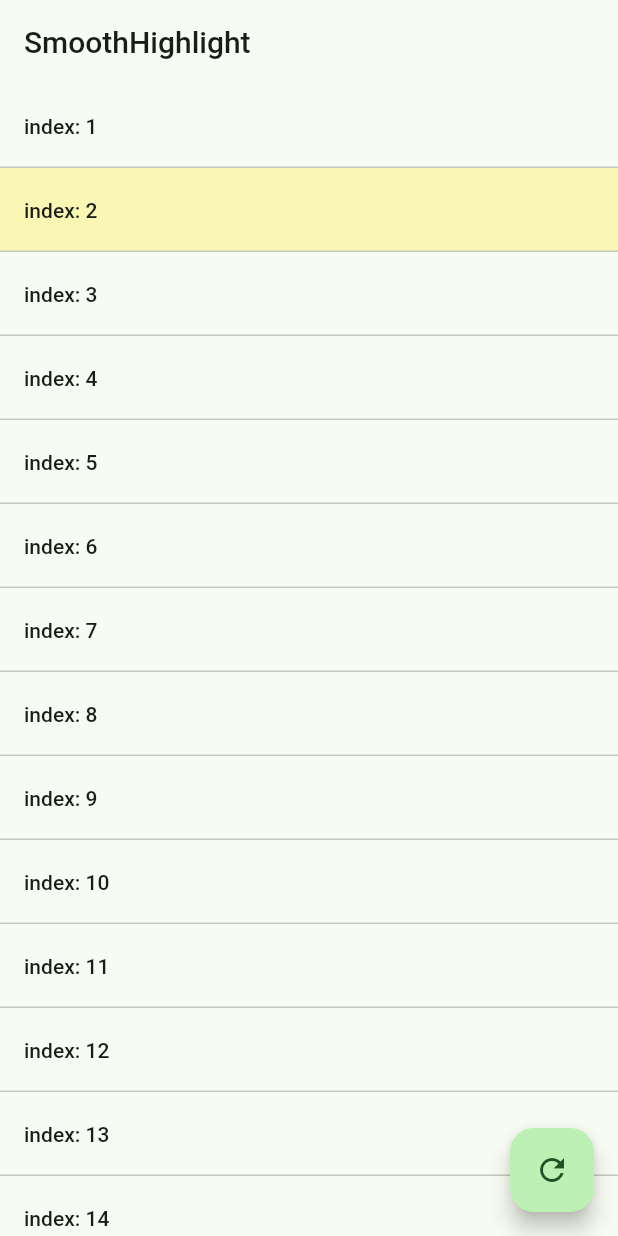
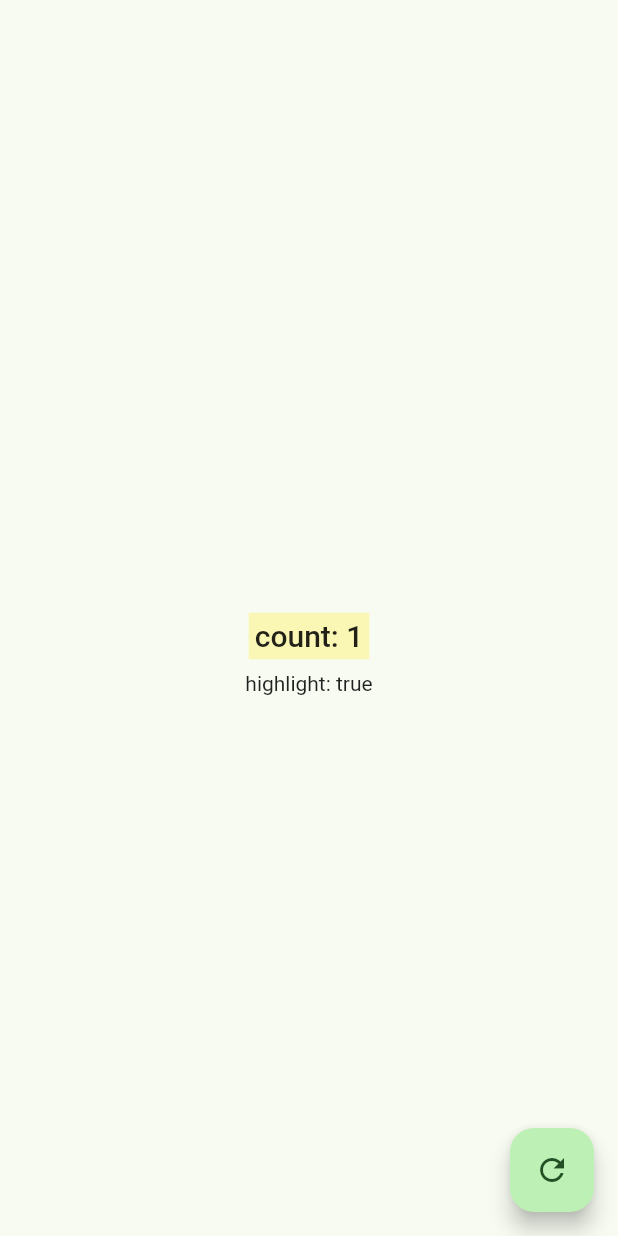
Before and after one commit to htsuruo/smooth_highlight, a Flutter app: the screen it shows after launch, after a tap on the "refresh" icon, on a phone screen of 412 x 824 dp. Run offline on Flutter 3.47's test engine with Material 2 defaults, Android fonts, the phone set to English and light mode, and no system bars.

Commit message:
Add ValueChangeHighlight

```diff
--- a/analysis_options.yaml
+++ b/analysis_options.yaml
@@ -2,3 +2,6 @@ include: package:flutter_lints/flutter.yaml
 
 # Additional information about this file can be found at
 # https://dart.dev/guides/language/analysis-options
+linter:
+  rules:
+    use_key_in_widget_constructors: false
--- a/example/lib/main.dart
+++ b/example/lib/main.dart
@@ -21,7 +21,7 @@ class App extends StatelessWidget {
         useMaterial3: true,
         dividerTheme: const DividerThemeData(space: 0),
       ),
-      home: const _ListViewExample(),
+      home: const _ValueChangeExample(),
     );
   }
 }
@@ -108,30 +108,52 @@ class _ContainerExampleState extends State<_ContainerExample> {
   }
 }
 
-class _TextChangeExample extends StatefulWidget {
-  const _TextChangeExample();
+class _ValueChangeExample extends StatefulWidget {
+  const _ValueChangeExample();
 
   @override
-  State<_TextChangeExample> createState() => _TextChangeExampleState();
+  State<_ValueChangeExample> createState() => _ValueChangeExampleState();
 }
 
-class _TextChangeExampleState extends State<_TextChangeExample> {
+class _ValueChangeExampleState extends State<_ValueChangeExample> {
   var count = 0;
+  var canUpdate = true;
   @override
   Widget build(BuildContext context) {
+    final theme = Theme.of(context);
     return Scaffold(
       appBar: AppBar(),
       body: Center(
-        child: SmoothHighlight(
-          padding: const EdgeInsets.all(4),
-          highlightColor: Colors.yellow,
-          child: Text('count: $count'),
+        child: Column(
+          mainAxisSize: MainAxisSize.min,
+          crossAxisAlignment: CrossAxisAlignment.center,
+          children: [
+            ValueChangeHighlight(
+              value: count,
+              padding: const EdgeInsets.all(4),
+              highlightColor: Colors.yellow,
+              child: Text(
+                'count: $count',
+                style: theme.textTheme.titleLarge,
+              ),
+            ),
+            Padding(
+              padding: const EdgeInsets.all(8.0),
+              child: Text(
+                'highlight: ${!canUpdate}',
+              ),
+            ),
+          ],
         ),
       ),
       floatingActionButton: FloatingActionButton(
         onPressed: () {
           setState(() {
-            count++;
+            // if canUpdate is false, this widget rebuilds but cannot show highlight.
+            if (canUpdate) {
+              count++;
+            }
+            canUpdate = !canUpdate;
           });
         },
         child: const Icon(Icons.refresh),
--- a/lib/smooth_highlight.dart
+++ b/lib/smooth_highlight.dart
@@ -1 +1,2 @@
 export 'src/smooth_highlight.dart';
+export 'src/value_change_highlight.dart';
--- a/lib/src/smooth_highlight.dart
+++ b/lib/src/smooth_highlight.dart
@@ -22,6 +22,7 @@ class SmoothHighlight extends StatefulWidget {
 
 class _SmoothHighlightState extends State<SmoothHighlight>
     with SingleTickerProviderStateMixin {
+  String? previousValue;
   late final _animationController = AnimationController(
     vsync: this,
     duration: const Duration(milliseconds: 500),
@@ -57,10 +58,10 @@ class _SmoothHighlightState extends State<SmoothHighlight>
 
   @override
   void didUpdateWidget(covariant SmoothHighlight oldWidget) {
+    super.didUpdateWidget(oldWidget);
     if (widget.enabled) {
       _animationController.forward();
     }
-    super.didUpdateWidget(oldWidget);
   }
 
   @override
--- /dev/null
+++ b/lib/src/value_change_highlight.dart
@@ -0,0 +1,58 @@
+import 'package:flutter/material.dart';
+import 'package:smooth_highlight/smooth_highlight.dart';
+
+class ValueChangeHighlight<T> extends StatefulWidget {
+  const ValueChangeHighlight({
+    super.key,
+    required this.value,
+    required this.child,
+    required this.highlightColor,
+    this.padding = EdgeInsets.zero,
+    this.useInitialHighLight = false,
+  });
+
+  final T? value;
+  final Widget child;
+  final Color highlightColor;
+  final bool useInitialHighLight;
+  final EdgeInsets padding;
+
+  @override
+  State<ValueChangeHighlight> createState() => _ValueChangeHighlight<T>();
+}
+
+class _ValueChangeHighlight<T> extends State<ValueChangeHighlight>
+    with SingleTickerProviderStateMixin {
+  T? _previousValue;
+  bool _valueChanged = false;
+
+  @override
+  void initState() {
+    super.initState();
+    _previousValue = widget.value;
+  }
+
+  @override
+  void didUpdateWidget(covariant ValueChangeHighlight oldWidget) {
+    super.didUpdateWidget(oldWidget);
+    if (_previousValue != widget.value) {
+      _previousValue = widget.value;
+
+      if (_previousValue != null) {
+        _valueChanged = true;
+      }
+    } else {
+      _valueChanged = false;
+    }
+  }
+
+  @override
+  Widget build(BuildContext context) {
+    return SmoothHighlight(
+      enabled: _valueChanged,
+      padding: widget.padding,
+      highlightColor: widget.highlightColor,
+      child: widget.child,
+    );
+  }
+}
```
